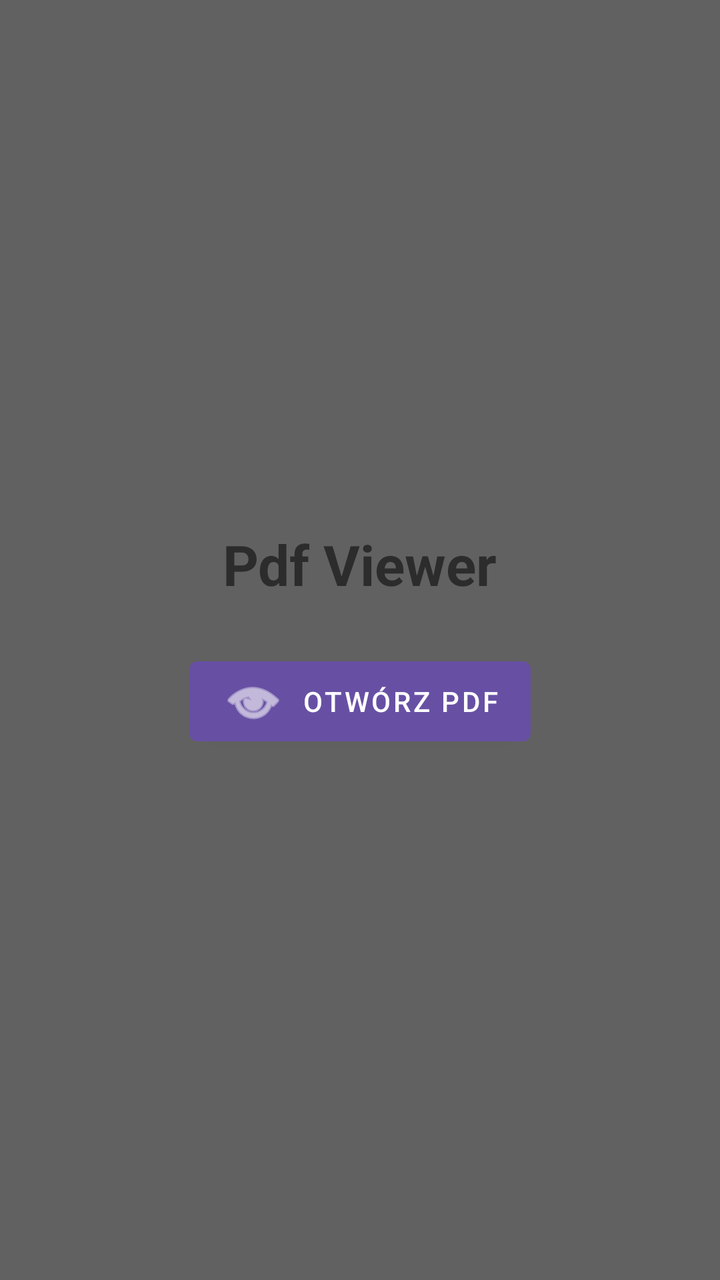
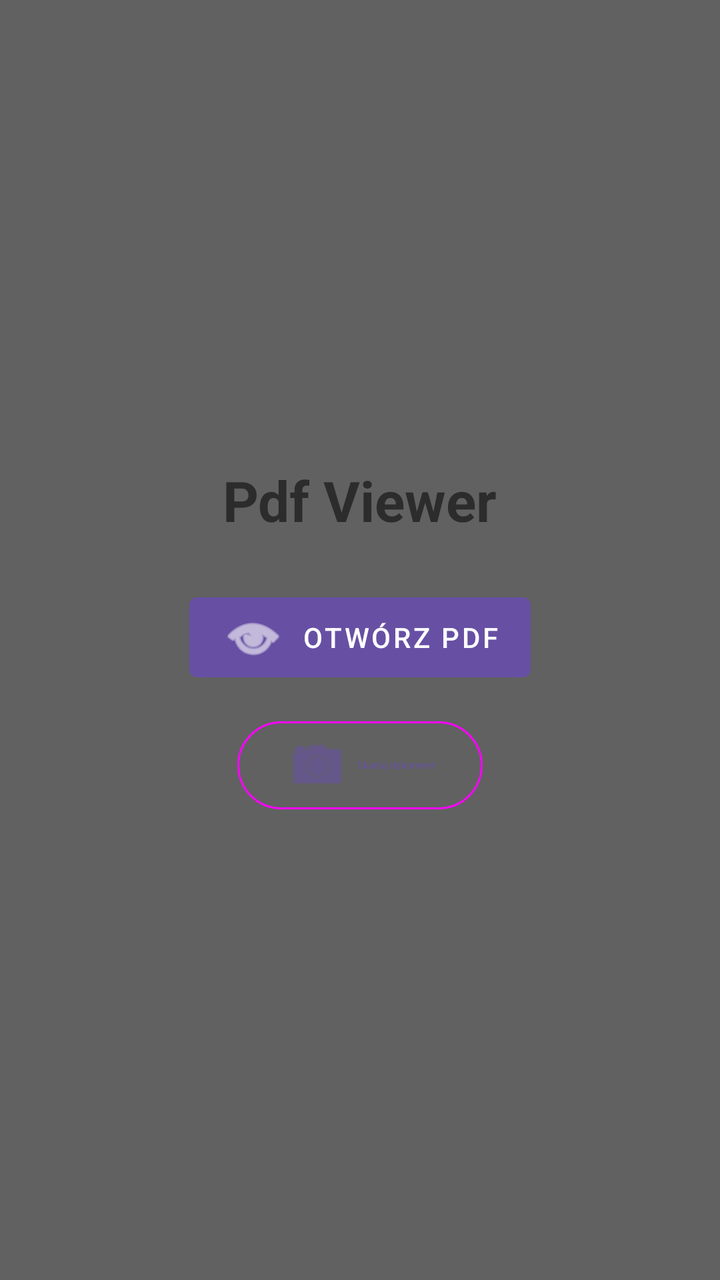

An Android layout rendered at two revisions. The XML below is the earlier revision; the diff shows what the commit changed to produce the second picture.
<!-- AndroidManifest.xml: application theme Theme.PdfViewer -->
<!-- res/layout/activity_main.xml -->
<?xml version="1.0" encoding="utf-8"?>
<LinearLayout xmlns:android="http://schemas.android.com/apk/res/android"
    xmlns:app="http://schemas.android.com/apk/res-auto"
    android:layout_width="match_parent"
    android:layout_height="match_parent"
    android:gravity="center"
    android:orientation="vertical"
    android:padding="24dp">

    <TextView
        android:layout_width="wrap_content"
        android:layout_height="wrap_content"
        android:layout_marginBottom="24dp"
        android:text="@string/app_name"
        android:textSize="28sp"
        android:textStyle="bold" />

    <com.google.android.material.button.MaterialButton
        android:id="@+id/open_button"
        android:layout_width="wrap_content"
        android:layout_height="wrap_content"
        android:text="@string/open_pdf"
        app:icon="@android:drawable/ic_menu_view" />
</LinearLayout>
<!-- resources referenced by this layout -->
<resources>
  <string name="app_name">Pdf Viewer</string>
  <string name="open_pdf">Otwórz PDF</string>
  <style name="Theme.PdfViewer" parent="Theme.MaterialComponents.DayNight.NoActionBar">
          <item name="colorPrimary">@color/purple_500</item>
          <item name="colorPrimaryDark">@color/purple_700</item>
          <item name="colorAccent">@color/purple_500</item>
          <item name="android:windowBackground">@color/page_background</item>
      </style>
  <color name="purple_500">#6750A4</color>
  <color name="purple_700">#4F378B</color>
  <color name="page_background">#616161</color>
</resources>

<!-- the commit's change to res/layout/activity_main.xml (unified diff, before → after) -->
@@ -19,6 +19,15 @@
         android:id="@+id/open_button"
         android:layout_width="wrap_content"
         android:layout_height="wrap_content"
+        android:layout_marginBottom="12dp"
         android:text="@string/open_pdf"
         app:icon="@android:drawable/ic_menu_view" />
+
+    <com.google.android.material.button.MaterialButton
+        android:id="@+id/scan_button"
+        style="@style/Widget.Material3.Button.OutlinedButton"
+        android:layout_width="wrap_content"
+        android:layout_height="wrap_content"
+        android:text="@string/scan_document"
+        app:icon="@android:drawable/ic_menu_camera" />
 </LinearLayout>
<!-- resource entries referenced after the edit -->
@@ -2,6 +2,7 @@
 <resources>
   <string name="app_name">Pdf Viewer</string>
   <string name="open_pdf">Otwórz PDF</string>
+  <string name="scan_document">Skanuj dokument</string>
   <style name="Theme.PdfViewer" parent="Theme.MaterialComponents.DayNight.NoActionBar">
           <item name="colorPrimary">@color/purple_500</item>
           <item name="colorPrimaryDark">@color/purple_700</item>
